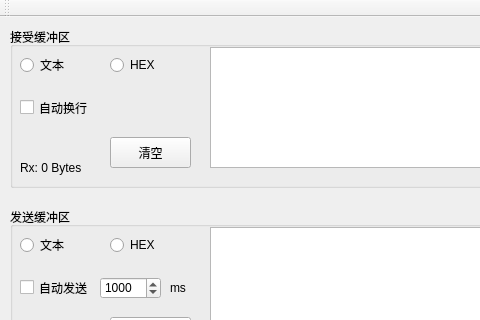
opera09872007/Qt-SerialTools, file mainwindow.ui: the form before one commit; both pictures show x 0 to 480 and y 0 to 320 of the 756 by 519 pixel window.
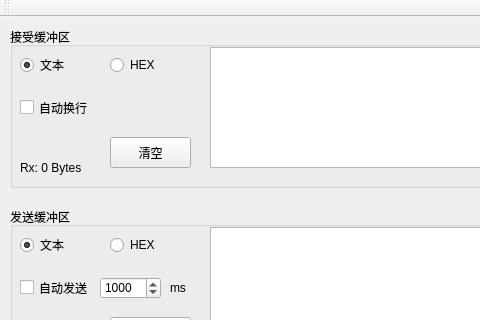
The form after the commit.

Commit message: 修改清除按钮显示不正常

What changed in the file:
```diff
--- a/mainwindow.ui
+++ b/mainwindow.ui
@@ -87,6 +87,9 @@
      <property name="text">
       <string>文本</string>
      </property>
+     <property name="checked">
+      <bool>true</bool>
+     </property>
     </widget>
     <widget class="QRadioButton" name="radioButton_2">
      <property name="geometry">
@@ -207,6 +210,9 @@
      <property name="text">
       <string>文本</string>
      </property>
+     <property name="checked">
+      <bool>true</bool>
+     </property>
     </widget>
     <widget class="QRadioButton" name="radioButton_6">
      <property name="geometry">
```
Left out of the diff: 2 changed lines with no effect on the pictures. The commit also changes 2 other files.
